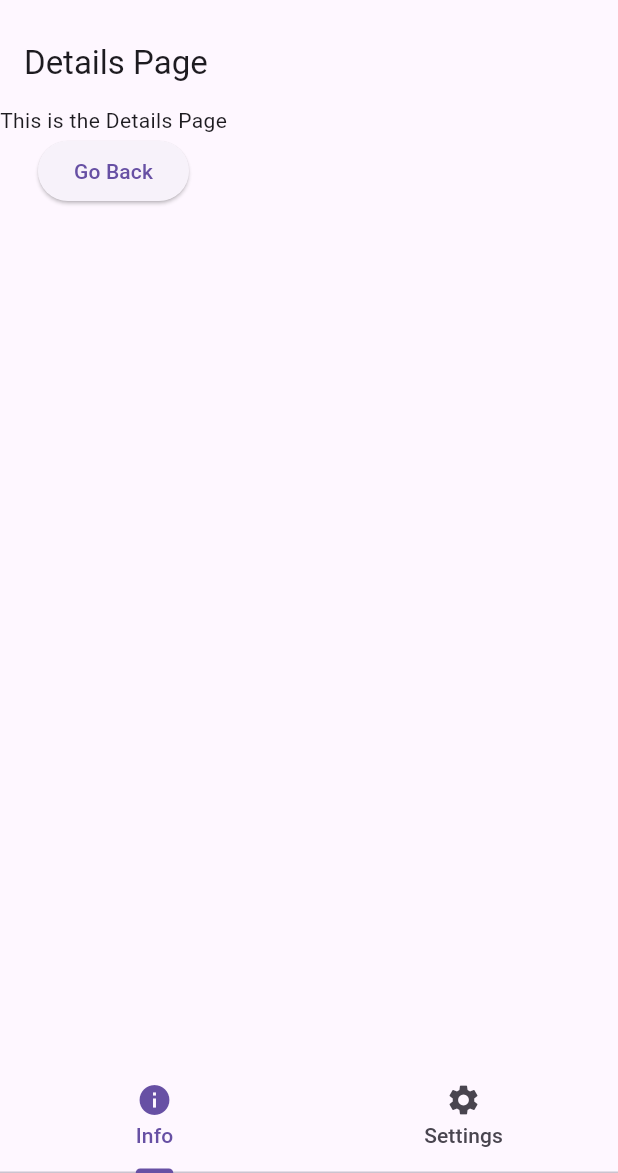
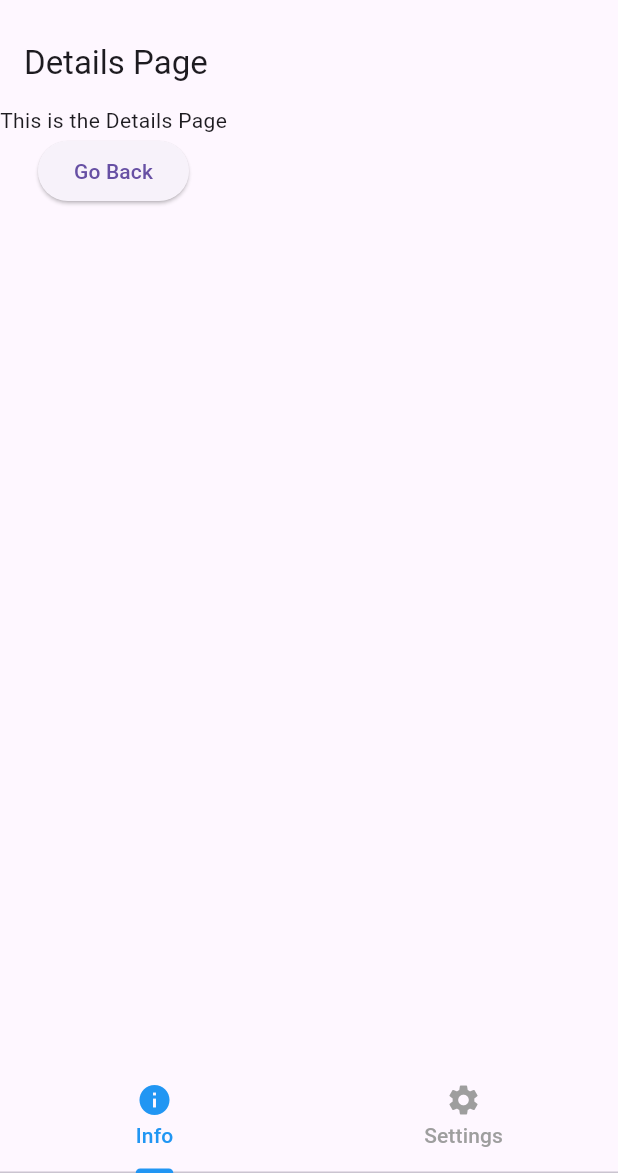
Before and after one commit to BraisonWabwire/flutter_app, a Flutter app: the screen it shows after launch, on a phone screen of 412 x 824 dp, the part 63-1236 px from its top. Run offline on Flutter 3.47's test engine with Material 3 defaults, Android fonts, the phone set to English and light mode, and no system bars.

Commit message:
bottom navbar colors

```diff
--- a/lib/homepage.dart
+++ b/lib/homepage.dart
@@ -14,6 +14,9 @@ class Homepage extends StatelessWidget {
         appBar: AppBar(title: const Text("Tab Navigation Demo")),
         body: const TabBarView(children: [DetailsPage(), Settings()]),
         bottomNavigationBar: const TabBar(
+          labelColor: Colors.blue,
+          unselectedLabelColor: Colors.grey,
+          indicatorColor: Colors.blue,
           tabs: [
             Tab(icon: Icon(Icons.info), text: 'Info'),
             Tab(icon: Icon(Icons.settings), text: 'Settings'),
```
